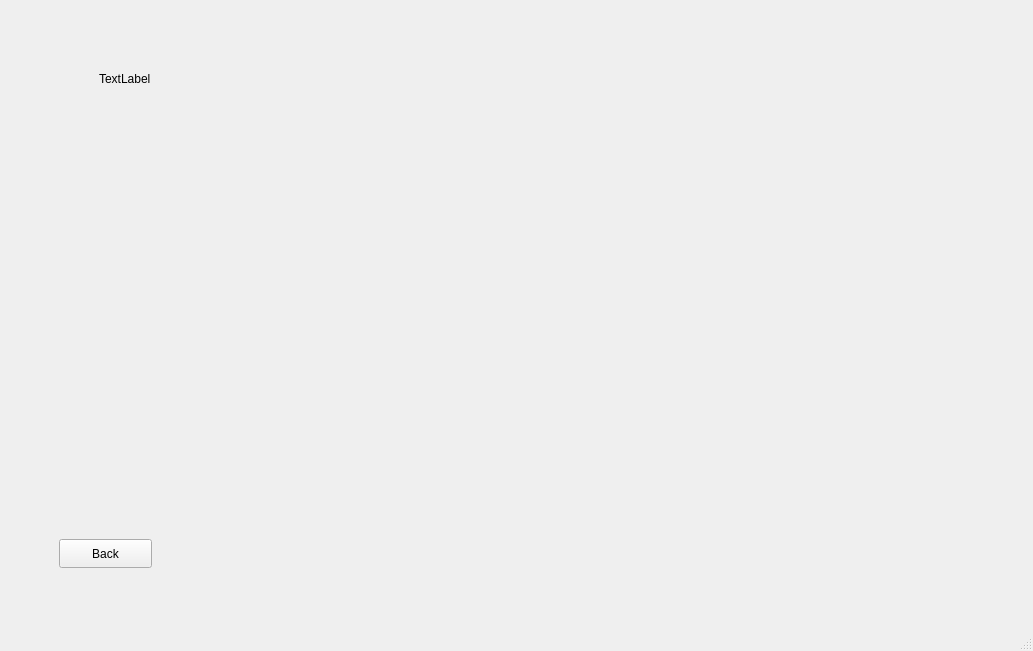
Above: mainwindow.ui from msiu7/Hockey-Simulation-Engine before the change. Below: the same form after it.
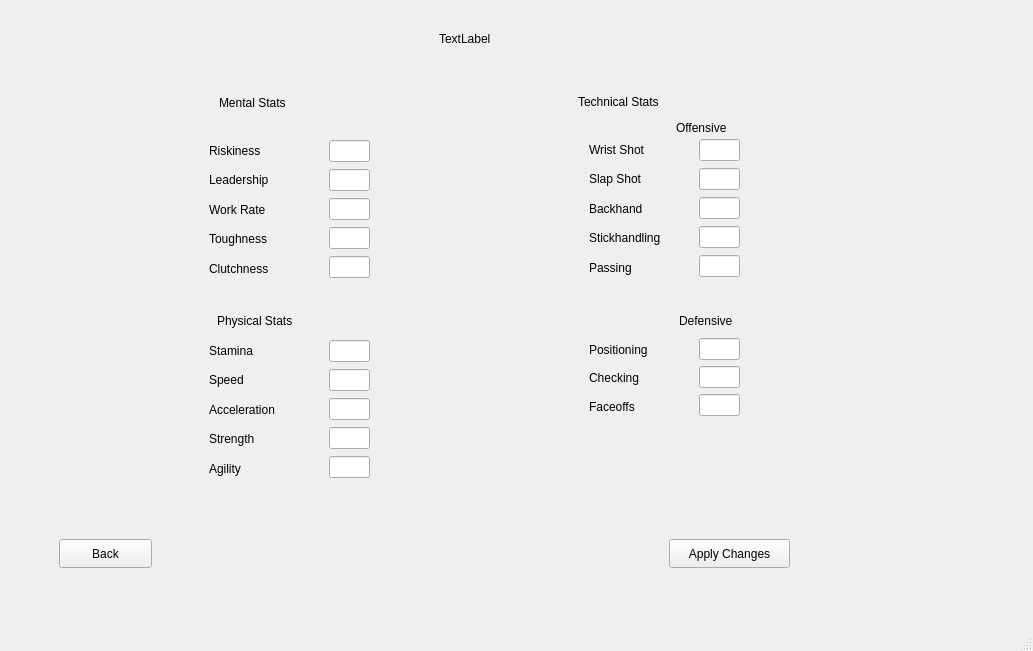
That is the form after the change. The open tabs and pages were chosen to show the change.

Commit message: Created fully functioning player editing screen.

The edit to the form file:
```diff
--- a/mainwindow.ui
+++ b/mainwindow.ui
@@ -486,8 +486,8 @@
        <widget class="QLabel" name="playerNameLabel">
         <property name="geometry">
          <rect>
-          <x>90</x>
-          <y>60</y>
+          <x>430</x>
+          <y>20</y>
           <width>101</width>
           <height>20</height>
          </rect>
@@ -509,6 +509,461 @@
          <string>Back</string>
         </property>
        </widget>
+       <widget class="QStackedWidget" name="specificStatsStackedWidget">
+        <property name="geometry">
+         <rect>
+          <x>570</x>
+          <y>109</y>
+          <width>291</width>
+          <height>391</height>
+         </rect>
+        </property>
+        <property name="currentIndex">
+         <number>0</number>
+        </property>
+        <widget class="QWidget" name="skaterPage">
+         <widget class="QLabel" name="label_42">
+          <property name="geometry">
+           <rect>
+            <x>97</x>
+            <y>0</y>
+            <width>63</width>
+            <height>20</height>
+           </rect>
+          </property>
+          <property name="text">
+           <string>Offensive</string>
+          </property>
+         </widget>
+         <widget class="QLabel" name="label_43">
+          <property name="geometry">
+           <rect>
+            <x>100</x>
+            <y>193</y>
+            <width>91</width>
+            <height>20</height>
+           </rect>
+          </property>
+          <property name="text">
+           <string>Defensive</string>
+          </property>
+         </widget>
+         <widget class="QWidget" name="verticalLayoutWidget_5">
+          <property name="geometry">
+           <rect>
+            <x>10</x>
+            <y>20</y>
+            <width>91</width>
+            <height>141</height>
+           </rect>
+          </property>
+          <layout class="QVBoxLayout" name="verticalLayout_7">
+           <item>
+            <widget class="QLabel" name="label_46">
+             <property name="text">
+              <string>Wrist Shot</string>
+             </property>
+            </widget>
+           </item>
+           <item>
+            <widget class="QLabel" name="label_47">
+             <property name="text">
+              <string>Slap Shot</string>
+             </property>
+            </widget>
+           </item>
+           <item>
+            <widget class="QLabel" name="label_48">
+             <property name="text">
+              <string>Backhand</string>
+             </property>
+            </widget>
+           </item>
+           <item>
+            <widget class="QLabel" name="label_49">
+             <property name="text">
+              <string>Stickhandling</string>
+             </property>
+            </widget>
+           </item>
+           <item>
+            <widget class="QLabel" name="label_51">
+             <property name="text">
+              <string>Passing</string>
+             </property>
+            </widget>
+           </item>
+          </layout>
+         </widget>
+         <widget class="QWidget" name="verticalLayoutWidget_6">
+          <property name="geometry">
+           <rect>
+            <x>10</x>
+            <y>220</y>
+            <width>91</width>
+            <height>80</height>
+           </rect>
+          </property>
+          <layout class="QVBoxLayout" name="verticalLayout_8">
+           <item>
+            <widget class="QLabel" name="label_45">
+             <property name="text">
+              <string>Positioning</string>
+             </property>
+            </widget>
+           </item>
+           <item>
+            <widget class="QLabel" name="label_52">
+             <property name="text">
+              <string>Checking</string>
+             </property>
+            </widget>
+           </item>
+           <item>
+            <widget class="QLabel" name="label_50">
+             <property name="text">
+              <string>Faceoffs</string>
+             </property>
+            </widget>
+           </item>
+          </layout>
+         </widget>
+         <widget class="QWidget" name="verticalLayoutWidget_7">
+          <property name="geometry">
+           <rect>
+            <x>120</x>
+            <y>20</y>
+            <width>41</width>
+            <height>141</height>
+           </rect>
+          </property>
+          <layout class="QVBoxLayout" name="verticalLayout_9">
+           <item>
+            <widget class="QLineEdit" name="wristShotEdit"/>
+           </item>
+           <item>
+            <widget class="QLineEdit" name="slapShotEdit"/>
+           </item>
+           <item>
+            <widget class="QLineEdit" name="backhandEdit"/>
+           </item>
+           <item>
+            <widget class="QLineEdit" name="stickhandlingEdit"/>
+           </item>
+           <item>
+            <widget class="QLineEdit" name="passingEdit"/>
+           </item>
+          </layout>
+         </widget>
+         <widget class="QWidget" name="verticalLayoutWidget_8">
+          <property name="geometry">
+           <rect>
+            <x>120</x>
+            <y>220</y>
+            <width>41</width>
+            <height>81</height>
+           </rect>
+          </property>
+          <layout class="QVBoxLayout" name="verticalLayout_10">
+           <item>
+            <widget class="QLineEdit" name="dPositioningEdit"/>
+           </item>
+           <item>
+            <widget class="QLineEdit" name="checkingEdit"/>
+           </item>
+           <item>
+            <widget class="QLineEdit" name="faceoffsEdit"/>
+           </item>
+          </layout>
+         </widget>
+        </widget>
+        <widget class="QWidget" name="goaliePage">
+         <widget class="QLabel" name="label_44">
+          <property name="geometry">
+           <rect>
+            <x>91</x>
+            <y>0</y>
+            <width>80</width>
+            <height>20</height>
+           </rect>
+          </property>
+          <property name="text">
+           <string>Goalie</string>
+          </property>
+         </widget>
+         <widget class="QWidget" name="verticalLayoutWidget_9">
+          <property name="geometry">
+           <rect>
+            <x>20</x>
+            <y>20</y>
+            <width>81</width>
+            <height>111</height>
+           </rect>
+          </property>
+          <layout class="QVBoxLayout" name="verticalLayout_11">
+           <item>
+            <widget class="QLabel" name="label_56">
+             <property name="text">
+              <string>Glove</string>
+             </property>
+            </widget>
+           </item>
+           <item>
+            <widget class="QLabel" name="label_55">
+             <property name="text">
+              <string>Blocker</string>
+             </property>
+            </widget>
+           </item>
+           <item>
+            <widget class="QLabel" name="label_54">
+             <property name="text">
+              <string>Positioning</string>
+             </property>
+            </widget>
+           </item>
+           <item>
+            <widget class="QLabel" name="label_53">
+             <property name="text">
+              <string>Reflexes</string>
+             </property>
+            </widget>
+           </item>
+          </layout>
+         </widget>
+         <widget class="QWidget" name="verticalLayoutWidget_10">
+          <property name="geometry">
+           <rect>
+            <x>130</x>
+            <y>20</y>
+            <width>41</width>
+            <height>111</height>
+           </rect>
+          </property>
+          <layout class="QVBoxLayout" name="verticalLayout_12">
+           <item>
+            <widget class="QLineEdit" name="gloveEdit"/>
+           </item>
+           <item>
+            <widget class="QLineEdit" name="blockerEdit"/>
+           </item>
+           <item>
+            <widget class="QLineEdit" name="gPositioningEdit"/>
+           </item>
+           <item>
+            <widget class="QLineEdit" name="reflexesEdit"/>
+           </item>
+          </layout>
+         </widget>
+        </widget>
+       </widget>
+       <widget class="QLabel" name="label_11">
+        <property name="geometry">
+         <rect>
+          <x>569</x>
+          <y>83</y>
+          <width>110</width>
+          <height>20</height>
+         </rect>
+        </property>
+        <property name="text">
+         <string>Technical Stats</string>
+        </property>
+       </widget>
+       <widget class="QLabel" name="label_12">
+        <property name="geometry">
+         <rect>
+          <x>208</x>
+          <y>302</y>
+          <width>90</width>
+          <height>20</height>
+         </rect>
+        </property>
+        <property name="text">
+         <string>Physical Stats</string>
+        </property>
+       </widget>
+       <widget class="QLabel" name="label_13">
+        <property name="geometry">
+         <rect>
+          <x>210</x>
+          <y>84</y>
+          <width>101</width>
+          <height>20</height>
+         </rect>
+        </property>
+        <property name="text">
+         <string>Mental Stats</string>
+        </property>
+       </widget>
+       <widget class="QWidget" name="gridLayoutWidget">
+        <property name="geometry">
+         <rect>
+          <x>200</x>
+          <y>330</y>
+          <width>85</width>
+          <height>141</height>
+         </rect>
+        </property>
+        <layout class="QVBoxLayout" name="verticalLayout">
+         <item>
+          <widget class="QLabel" name="label_17">
+           <property name="text">
+            <string>Stamina</string>
+           </property>
+          </widget>
+         </item>
+         <item>
+          <widget class="QLabel" name="label_18">
+           <property name="text">
+            <string>Speed</string>
+           </property>
+          </widget>
+         </item>
+         <item>
+          <widget class="QLabel" name="label_16">
+           <property name="text">
+            <string>Acceleration</string>
+           </property>
+          </widget>
+         </item>
+         <item>
+          <widget class="QLabel" name="label_14">
+           <property name="text">
+            <string>Strength</string>
+           </property>
+          </widget>
+         </item>
+         <item>
+          <widget class="QLabel" name="label_15">
+           <property name="text">
+            <string>Agility</string>
+           </property>
+          </widget>
+         </item>
+        </layout>
+       </widget>
+       <widget class="QWidget" name="verticalLayoutWidget">
+        <property name="geometry">
+         <rect>
+          <x>320</x>
+          <y>330</y>
+          <width>41</width>
+          <height>141</height>
+         </rect>
+        </property>
+        <layout class="QVBoxLayout" name="verticalLayout_2">
+         <item>
+          <widget class="QLineEdit" name="staminaEdit"/>
+         </item>
+         <item>
+          <widget class="QLineEdit" name="speedEdit"/>
+         </item>
+         <item>
+          <widget class="QLineEdit" name="accelerationEdit"/>
+         </item>
+         <item>
+          <widget class="QLineEdit" name="strengthEdit"/>
+         </item>
+         <item>
+          <widget class="QLineEdit" name="agilityEdit"/>
+         </item>
+        </layout>
+       </widget>
+       <widget class="QWidget" name="verticalLayoutWidget_3">
+        <property name="geometry">
+         <rect>
+          <x>200</x>
+          <y>130</y>
+          <width>81</width>
+          <height>141</height>
+         </rect>
+        </property>
+        <layout class="QVBoxLayout" name="verticalLayout_5">
+         <item>
+          <widget class="QLabel" name="label_38">
+           <property name="text">
+            <string>Riskiness</string>
+           </property>
+          </widget>
+         </item>
+         <item>
+          <widget class="QLabel" name="label_39">
+           <property name="text">
+            <string>Leadership</string>
+           </property>
+          </widget>
+         </item>
+         <item>
+          <widget class="QLabel" name="label_37">
+           <property name="text">
+            <string>Work Rate</string>
+           </property>
+          </widget>
+         </item>
+         <item>
+          <widget class="QLabel" name="label_40">
+           <property name="text">
+            <string>Toughness</string>
+           </property>
+          </widget>
+         </item>
+         <item>
+          <widget class="QLabel" name="label_41">
+           <property name="text">
+            <string>Clutchness</string>
+           </property>
+          </widget>
+         </item>
+        </layout>
+       </widget>
+       <widget class="QWidget" name="verticalLayoutWidget_4">
+        <property name="geometry">
+         <rect>
+          <x>320</x>
+          <y>130</y>
+          <width>41</width>
+          <height>141</height>
+         </rect>
+        </property>
+        <layout class="QVBoxLayout" name="verticalLayout_6">
+         <property name="sizeConstraint">
+          <enum>QLayout::SizeConstraint::SetDefaultConstraint</enum>
+         </property>
+         <item>
+          <widget class="QLineEdit" name="riskinessEdit">
+           <property name="enabled">
+            <bool>true</bool>
+           </property>
+          </widget>
+         </item>
+         <item>
+          <widget class="QLineEdit" name="leadershipEdit"/>
+         </item>
+         <item>
+          <widget class="QLineEdit" name="workRateEdit"/>
+         </item>
+         <item>
+          <widget class="QLineEdit" name="toughnessEdit"/>
+         </item>
+         <item>
+          <widget class="QLineEdit" name="clutchnessEdit"/>
+         </item>
+        </layout>
+       </widget>
+       <widget class="QPushButton" name="applyStatsChangesButton">
+        <property name="geometry">
+         <rect>
+          <x>660</x>
+          <y>530</y>
+          <width>121</width>
+          <height>29</height>
+         </rect>
+        </property>
+        <property name="text">
+         <string>Apply Changes</string>
+        </property>
+       </widget>
       </widget>
      </widget>
     </item>
```
The commit also changes 5 other files.
